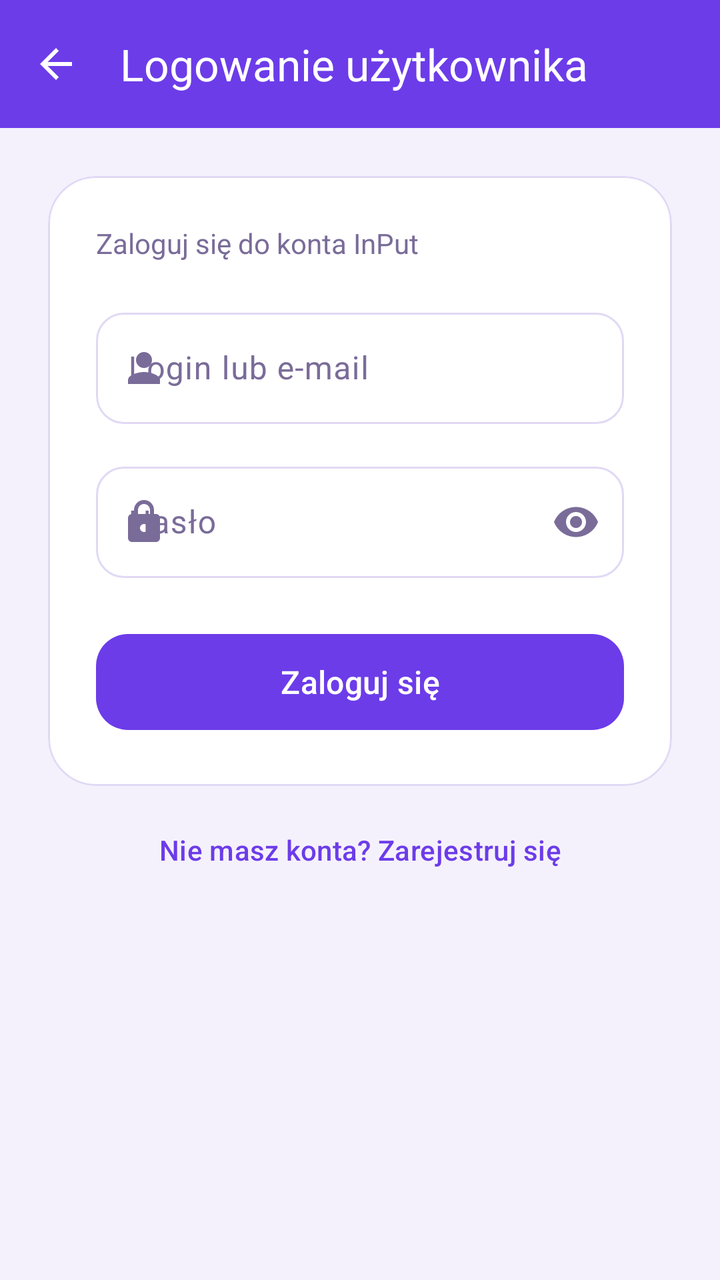
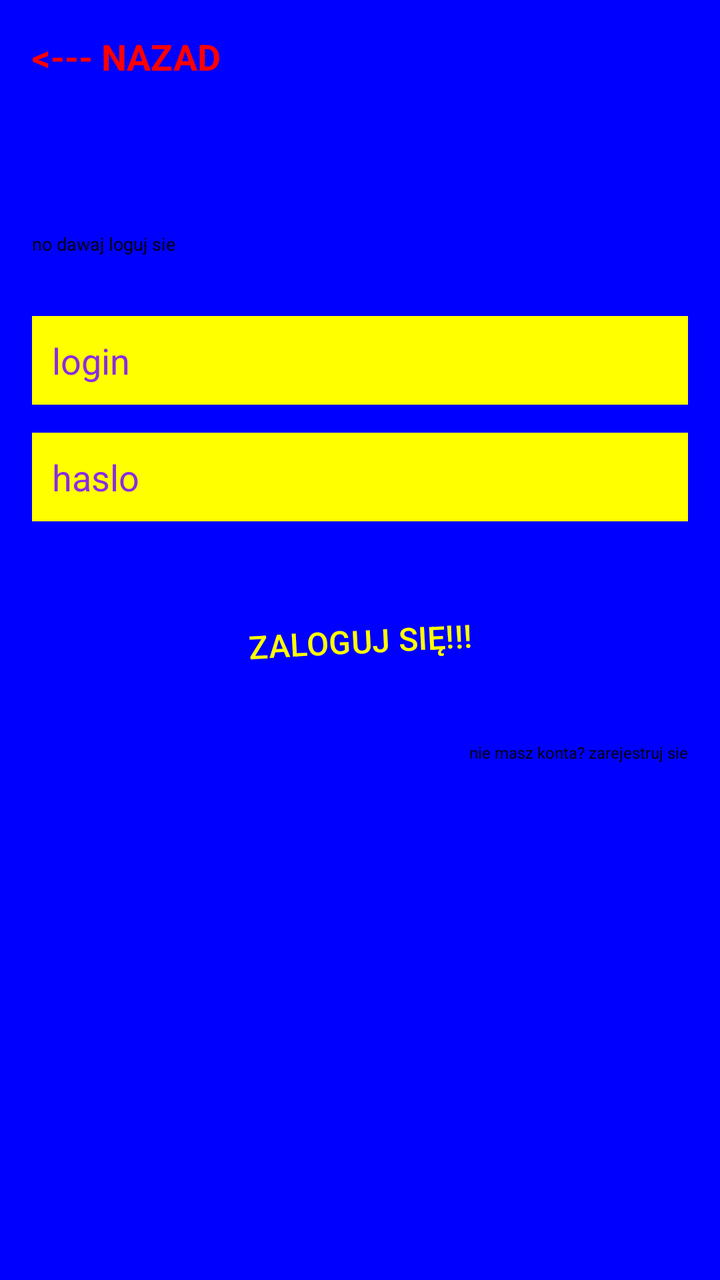

Two renders of the same Android screen: before a commit and after it. Below are the layout's source before the change and the commit's diff.
<!-- AndroidManifest.xml: application theme Theme.DemoEmptyActivity -->
<!-- res/layout/activity_login_user.xml -->
<?xml version="1.0" encoding="utf-8"?>
<LinearLayout xmlns:android="http://schemas.android.com/apk/res/android"
        xmlns:app="http://schemas.android.com/apk/res-auto"
        xmlns:tools="http://schemas.android.com/tools"
        android:id="@+id/main"
        android:layout_width="match_parent"
        android:layout_height="match_parent"
        android:orientation="vertical"
        android:background="@color/purple_background"
        tools:context=".LoginUserActivity">

    <com.google.android.material.appbar.MaterialToolbar
            android:id="@+id/toolbar"
            android:layout_width="match_parent"
            android:layout_height="?attr/actionBarSize"
            android:background="@color/purple_primary"
            app:title="Logowanie użytkownika"
            app:titleTextColor="@color/white"
            app:navigationIcon="@drawable/ic_arrow_back"
            app:navigationIconTint="@color/white" />

    <androidx.core.widget.NestedScrollView
            android:layout_width="match_parent"
            android:layout_height="match_parent">

        <LinearLayout
                android:layout_width="match_parent"
                android:layout_height="wrap_content"
                android:orientation="vertical"
                android:padding="24dp">

            <com.google.android.material.card.MaterialCardView
                    android:layout_width="match_parent"
                    android:layout_height="wrap_content"
                    app:cardCornerRadius="24dp"
                    app:cardElevation="0dp"
                    app:strokeWidth="1dp"
                    app:strokeColor="@color/outline"
                    app:cardBackgroundColor="@color/surface">

                <LinearLayout
                        android:layout_width="match_parent"
                        android:layout_height="wrap_content"
                        android:orientation="vertical"
                        android:padding="24dp">

                    <TextView
                            android:layout_width="wrap_content"
                            android:layout_height="wrap_content"
                            android:text="Zaloguj się do konta InPut"
                            android:textSize="14sp"
                            android:textColor="@color/text_muted"
                            android:layout_marginBottom="20dp" />

                    <com.google.android.material.textfield.TextInputLayout
                            android:id="@+id/tilLogin"
                            style="@style/Widget.Material3.TextInputLayout.OutlinedBox"
                            android:layout_width="match_parent"
                            android:layout_height="wrap_content"
                            android:hint="Login lub e-mail"
                            app:startIconDrawable="@drawable/ic_person"
                            app:boxCornerRadiusTopStart="14dp"
                            app:boxCornerRadiusTopEnd="14dp"
                            app:boxCornerRadiusBottomStart="14dp"
                            app:boxCornerRadiusBottomEnd="14dp"
                            android:layout_marginBottom="16dp">

                        <com.google.android.material.textfield.TextInputEditText
                                android:id="@+id/etLogin"
                                android:layout_width="match_parent"
                                android:layout_height="wrap_content"
                                android:inputType="text" />
                    </com.google.android.material.textfield.TextInputLayout>

                    <com.google.android.material.textfield.TextInputLayout
                            android:id="@+id/tilPassword"
                            style="@style/Widget.Material3.TextInputLayout.OutlinedBox"
                            android:layout_width="match_parent"
                            android:layout_height="wrap_content"
                            android:hint="Hasło"
                            app:startIconDrawable="@drawable/ic_lock"
                            app:endIconMode="password_toggle"
                            app:boxCornerRadiusTopStart="14dp"
                            app:boxCornerRadiusTopEnd="14dp"
                            app:boxCornerRadiusBottomStart="14dp"
                            app:boxCornerRadiusBottomEnd="14dp"
                            android:layout_marginBottom="24dp">

                        <com.google.android.material.textfield.TextInputEditText
                                android:id="@+id/etPassword"
                                android:layout_width="match_parent"
                                android:layout_height="wrap_content"
                                android:inputType="textPassword" />
                    </com.google.android.material.textfield.TextInputLayout>

                    <com.google.android.material.button.MaterialButton
                            android:id="@+id/btnSubmit"
                            android:layout_width="match_parent"
                            android:layout_height="56dp"
                            android:text="Zaloguj się"
                            android:textSize="16sp"
                            android:textAllCaps="false"
                            app:cornerRadius="16dp" />

                </LinearLayout>
            </com.google.android.material.card.MaterialCardView>

            <com.google.android.material.button.MaterialButton
                    android:id="@+id/tvGoRegister"
                    style="@style/Widget.Material3.Button.TextButton"
                    android:layout_width="match_parent"
                    android:layout_height="wrap_content"
                    android:layout_marginTop="8dp"
                    android:text="Nie masz konta? Zarejestruj się"
                    android:textColor="@color/purple_primary"
                    android:textAllCaps="false" />

        </LinearLayout>
    </androidx.core.widget.NestedScrollView>

</LinearLayout>
<!-- resources referenced by this layout -->
<resources>
  <color name="outline">#E1D9F5</color>
  <color name="purple_background">#F5F1FC</color>
  <color name="purple_primary">#6C3CE9</color>
  <color name="surface">#FFFFFF</color>
  <color name="text_muted">#7A6C99</color>
  <color name="white">#FFFFFFFF</color>
  <!-- drawable ic_arrow_back (drawable) -->
  <vector xmlns:android="http://schemas.android.com/apk/res/android"
      android:width="24dp"
      android:height="24dp"
      android:viewportWidth="24"
      android:viewportHeight="24"
      android:tint="#FFFFFF">
      <path
          android:fillColor="#FF000000"
          android:pathData="M20,11H7.83l5.59,-5.59L12,4l-8,8 8,8 1.41,-1.41L7.83,13H20v-2z"/>
  </vector>
  <!-- drawable ic_lock (drawable) -->
  <vector xmlns:android="http://schemas.android.com/apk/res/android"
      android:width="24dp"
      android:height="24dp"
      android:viewportWidth="24"
      android:viewportHeight="24">
      <path
          android:fillColor="#FF000000"
          android:pathData="M18,8h-1L17,6c0,-2.76 -2.24,-5 -5,-5S7,3.24 7,6v2L6,8c-1.1,0 -2,0.9 -2,2v10c0,1.1 0.9,2 2,2h12c1.1,0 2,-0.9 2,-2L20,10c0,-1.1 -0.9,-2 -2,-2zM9,6c0,-1.66 1.34,-3 3,-3s3,1.34 3,3v2L9,8L9,6zM12,17c-1.1,0 -2,-0.9 -2,-2s0.9,-2 2,-2 2,0.9 2,2 -0.9,2 -2,2z"/>
  </vector>
  <!-- drawable ic_person (drawable) -->
  <vector xmlns:android="http://schemas.android.com/apk/res/android"
      android:width="24dp"
      android:height="24dp"
      android:viewportWidth="24"
      android:viewportHeight="24">
      <path
          android:fillColor="#FF000000"
          android:pathData="M12,12c2.21,0 4,-1.79 4,-4s-1.79,-4 -4,-4 -4,1.79 -4,4 1.79,4 4,4zM12,14c-2.67,0 -8,1.34 -8,4v2h16v-2c0,-2.66 -5.33,-4 -8,-4z"/>
  </vector>
  <style name="Theme.DemoEmptyActivity" parent="Base.Theme.DemoEmptyActivity" />
  <style name="Base.Theme.DemoEmptyActivity" parent="Theme.Material3.DayNight.NoActionBar">
          <item name="colorPrimary">@color/purple_primary</item>
          <item name="colorPrimaryDark">@color/purple_primary_dark</item>
          <item name="colorOnPrimary">@color/white</item>
          <item name="colorPrimaryContainer">@color/purple_container</item>
          <item name="colorOnPrimaryContainer">@color/text_dark</item>
          <item name="colorSecondary">@color/purple_primary</item>
          <item name="colorSurface">@color/surface</item>
          <item name="colorOnSurface">@color/text_dark</item>
          <item name="colorOnSurfaceVariant">@color/text_muted</item>
          <item name="colorOutline">@color/outline</item>
          <item name="android:windowBackground">@color/purple_background</item>
      </style>
  <color name="purple_primary_dark">#4B2AAE</color>
  <color name="purple_container">#EDE4FB</color>
  <color name="text_dark">#241442</color>
</resources>

<!-- the commit's change to res/layout/activity_login_user.xml (unified diff, before → after) -->
@@ -1,121 +1,91 @@
 <?xml version="1.0" encoding="utf-8"?>
 <LinearLayout xmlns:android="http://schemas.android.com/apk/res/android"
-        xmlns:app="http://schemas.android.com/apk/res-auto"
         xmlns:tools="http://schemas.android.com/tools"
         android:id="@+id/main"
         android:layout_width="match_parent"
         android:layout_height="match_parent"
         android:orientation="vertical"
-        android:background="@color/purple_background"
+        android:padding="16dp"
+        android:background="@color/bright_blue"
         tools:context=".LoginUserActivity">
 
-    <com.google.android.material.appbar.MaterialToolbar
-            android:id="@+id/toolbar"
+    <TextView
+            android:id="@+id/btnBack"
+            android:layout_width="wrap_content"
+            android:layout_height="wrap_content"
+            android:text="&lt;--- NAZAD"
+            android:textColor="@color/bright_red"
+            android:textSize="18sp"
+            android:textStyle="bold"
+            android:clickable="true"
+            android:focusable="true" />
+
+    <TextView
+            android:id="@+id/tvTitle"
+            android:layout_width="wrap_content"
+            android:layout_height="wrap_content"
+            android:text="logowanie uzytkownika"
+            android:textSize="26sp"
+            android:textStyle="bold"
+            android:fontFamily="monospace"
+            android:textColor="@color/bright_blue"
+            android:rotation="2"
+            android:layout_marginTop="10dp" />
+
+    <TextView
+            android:id="@+id/tvSubtitle"
+            android:layout_width="wrap_content"
+            android:layout_height="wrap_content"
+            android:text="no dawaj loguj sie"
+            android:textSize="9sp"
+            android:textColor="@color/black"
+            android:layout_marginBottom="30dp" />
+
+    <EditText
+            android:id="@+id/etLogin"
             android:layout_width="match_parent"
-            android:layout_height="?attr/actionBarSize"
-            android:background="@color/purple_primary"
-            app:title="Logowanie użytkownika"
-            app:titleTextColor="@color/white"
-            app:navigationIcon="@drawable/ic_arrow_back"
-            app:navigationIconTint="@color/white" />
+            android:layout_height="wrap_content"
+            android:hint="login"
+            android:inputType="text"
+            android:textColor="@color/purple_primary"
+            android:textColorHint="@color/purple_primary"
+            android:background="@color/bright_yellow"
+            android:padding="10dp"
+            android:layout_marginBottom="14dp" />
 
-    <androidx.core.widget.NestedScrollView
+    <EditText
+            android:id="@+id/etPassword"
             android:layout_width="match_parent"
-            android:layout_height="match_parent">
+            android:layout_height="wrap_content"
+            android:hint="haslo"
+            android:inputType="textPassword"
+            android:textColor="@color/purple_primary"
+            android:textColorHint="@color/purple_primary"
+            android:background="@color/bright_yellow"
+            android:padding="10dp"
+            android:layout_marginBottom="30dp" />
 
-        <LinearLayout
-                android:layout_width="match_parent"
-                android:layout_height="wrap_content"
-                android:orientation="vertical"
-                android:padding="24dp">
+    <Button
+            android:id="@+id/btnSubmit"
+            android:layout_width="220dp"
+            android:layout_height="60dp"
+            android:layout_gravity="center"
+            android:text="ZALOGUJ SIĘ!!!"
+            android:textSize="16sp"
+            android:textColor="@color/bright_yellow"
+            android:backgroundTint="@color/bright_blue"
+            android:rotation="-3"
+            android:layout_marginBottom="20dp" />
 
-            <com.google.android.material.card.MaterialCardView
-                    android:layout_width="match_parent"
-                    android:layout_height="wrap_content"
-                    app:cardCornerRadius="24dp"
-                    app:cardElevation="0dp"
-                    app:strokeWidth="1dp"
-                    app:strokeColor="@color/outline"
-                    app:cardBackgroundColor="@color/surface">
-
-                <LinearLayout
-                        android:layout_width="match_parent"
-                        android:layout_height="wrap_content"
-                        android:orientation="vertical"
-                        android:padding="24dp">
-
-                    <TextView
-                            android:layout_width="wrap_content"
-                            android:layout_height="wrap_content"
-                            android:text="Zaloguj się do konta InPut"
-                            android:textSize="14sp"
-                            android:textColor="@color/text_muted"
-                            android:layout_marginBottom="20dp" />
-
-                    <com.google.android.material.textfield.TextInputLayout
-                            android:id="@+id/tilLogin"
-                            style="@style/Widget.Material3.TextInputLayout.OutlinedBox"
-                            android:layout_width="match_parent"
-                            android:layout_height="wrap_content"
-                            android:hint="Login lub e-mail"
-                            app:startIconDrawable="@drawable/ic_person"
-                            app:boxCornerRadiusTopStart="14dp"
-                            app:boxCornerRadiusTopEnd="14dp"
-                            app:boxCornerRadiusBottomStart="14dp"
-                            app:boxCornerRadiusBottomEnd="14dp"
-                            android:layout_marginBottom="16dp">
-
-                        <com.google.android.material.textfield.TextInputEditText
-                                android:id="@+id/etLogin"
-                                android:layout_width="match_parent"
-                                android:layout_height="wrap_content"
-                                android:inputType="text" />
-                    </com.google.android.material.textfield.TextInputLayout>
-
-                    <com.google.android.material.textfield.TextInputLayout
-                            android:id="@+id/tilPassword"
-                            style="@style/Widget.Material3.TextInputLayout.OutlinedBox"
-                            android:layout_width="match_parent"
-                            android:layout_height="wrap_content"
-                            android:hint="Hasło"
-                            app:startIconDrawable="@drawable/ic_lock"
-                            app:endIconMode="password_toggle"
-                            app:boxCornerRadiusTopStart="14dp"
-                            app:boxCornerRadiusTopEnd="14dp"
-                            app:boxCornerRadiusBottomStart="14dp"
-                            app:boxCornerRadiusBottomEnd="14dp"
-                            android:layout_marginBottom="24dp">
-
-                        <com.google.android.material.textfield.TextInputEditText
-                                android:id="@+id/etPassword"
-                                android:layout_width="match_parent"
-                                android:layout_height="wrap_content"
-                                android:inputType="textPassword" />
-                    </com.google.android.material.textfield.TextInputLayout>
-
-                    <com.google.android.material.button.MaterialButton
-                            android:id="@+id/btnSubmit"
-                            android:layout_width="match_parent"
-                            android:layout_height="56dp"
-                            android:text="Zaloguj się"
-                            android:textSize="16sp"
-                            android:textAllCaps="false"
-                            app:cornerRadius="16dp" />
-
-                </LinearLayout>
-            </com.google.android.material.card.MaterialCardView>
-
-            <com.google.android.material.button.MaterialButton
-                    android:id="@+id/tvGoRegister"
-                    style="@style/Widget.Material3.Button.TextButton"
-                    android:layout_width="match_parent"
-                    android:layout_height="wrap_content"
-                    android:layout_marginTop="8dp"
-                    android:text="Nie masz konta? Zarejestruj się"
-                    android:textColor="@color/purple_primary"
-                    android:textAllCaps="false" />
-
-        </LinearLayout>
-    </androidx.core.widget.NestedScrollView>
+    <TextView
+            android:id="@+id/tvGoRegister"
+            android:layout_width="wrap_content"
+            android:layout_height="wrap_content"
+            android:layout_gravity="end"
+            android:text="nie masz konta? zarejestruj sie"
+            android:textColor="@color/black"
+            android:textSize="8sp"
+            android:clickable="true"
+            android:focusable="true" />
 
 </LinearLayout>
<!-- resource entries referenced after the edit -->
@@ -1,58 +1,15 @@
 <!-- resources referenced by this layout -->
 <resources>
-  <color name="outline">#E1D9F5</color>
-  <color name="purple_background">#F5F1FC</color>
-  <color name="purple_primary">#6C3CE9</color>
-  <color name="surface">#FFFFFF</color>
-  <color name="text_muted">#7A6C99</color>
-  <color name="white">#FFFFFFFF</color>
-  <!-- drawable ic_arrow_back (drawable) -->
-  <vector xmlns:android="http://schemas.android.com/apk/res/android"
-      android:width="24dp"
-      android:height="24dp"
-      android:viewportWidth="24"
-      android:viewportHeight="24"
-      android:tint="#FFFFFF">
-      <path
-          android:fillColor="#FF000000"
-          android:pathData="M20,11H7.83l5.59,-5.59L12,4l-8,8 8,8 1.41,-1.41L7.83,13H20v-2z"/>
-  </vector>
-  <!-- drawable ic_lock (drawable) -->
-  <vector xmlns:android="http://schemas.android.com/apk/res/android"
-      android:width="24dp"
-      android:height="24dp"
-      android:viewportWidth="24"
-      android:viewportHeight="24">
-      <path
-          android:fillColor="#FF000000"
-          android:pathData="M18,8h-1L17,6c0,-2.76 -2.24,-5 -5,-5S7,3.24 7,6v2L6,8c-1.1,0 -2,0.9 -2,2v10c0,1.1 0.9,2 2,2h12c1.1,0 2,-0.9 2,-2L20,10c0,-1.1 -0.9,-2 -2,-2zM9,6c0,-1.66 1.34,-3 3,-3s3,1.34 3,3v2L9,8L9,6zM12,17c-1.1,0 -2,-0.9 -2,-2s0.9,-2 2,-2 2,0.9 2,2 -0.9,2 -2,2z"/>
-  </vector>
-  <!-- drawable ic_person (drawable) -->
-  <vector xmlns:android="http://schemas.android.com/apk/res/android"
-      android:width="24dp"
-      android:height="24dp"
-      android:viewportWidth="24"
-      android:viewportHeight="24">
-      <path
-          android:fillColor="#FF000000"
-          android:pathData="M12,12c2.21,0 4,-1.79 4,-4s-1.79,-4 -4,-4 -4,1.79 -4,4 1.79,4 4,4zM12,14c-2.67,0 -8,1.34 -8,4v2h16v-2c0,-2.66 -5.33,-4 -8,-4z"/>
-  </vector>
+  <color name="black">#FF000000</color>
+  <color name="bright_blue">#0000FF</color>
+  <color name="bright_red">#FF0000</color>
+  <color name="bright_yellow">#FFFF00</color>
+  <color name="purple_primary">#8A2BE2</color>
   <style name="Theme.DemoEmptyActivity" parent="Base.Theme.DemoEmptyActivity" />
   <style name="Base.Theme.DemoEmptyActivity" parent="Theme.Material3.DayNight.NoActionBar">
-          <item name="colorPrimary">@color/purple_primary</item>
-          <item name="colorPrimaryDark">@color/purple_primary_dark</item>
-          <item name="colorOnPrimary">@color/white</item>
-          <item name="colorPrimaryContainer">@color/purple_container</item>
-          <item name="colorOnPrimaryContainer">@color/text_dark</item>
-          <item name="colorSecondary">@color/purple_primary</item>
-          <item name="colorSurface">@color/surface</item>
-          <item name="colorOnSurface">@color/text_dark</item>
-          <item name="colorOnSurfaceVariant">@color/text_muted</item>
-          <item name="colorOutline">@color/outline</item>
-          <item name="android:windowBackground">@color/purple_background</item>
+          <item name="colorPrimary">@color/bright_red</item>
+          <item name="android:windowBackground">@color/neon_green</item>
       </style>
-  <color name="purple_primary_dark">#4B2AAE</color>
-  <color name="purple_container">#EDE4FB</color>
-  <color name="text_dark">#241442</color>
+  <color name="neon_green">#39FF14</color>
 </resources>
 
